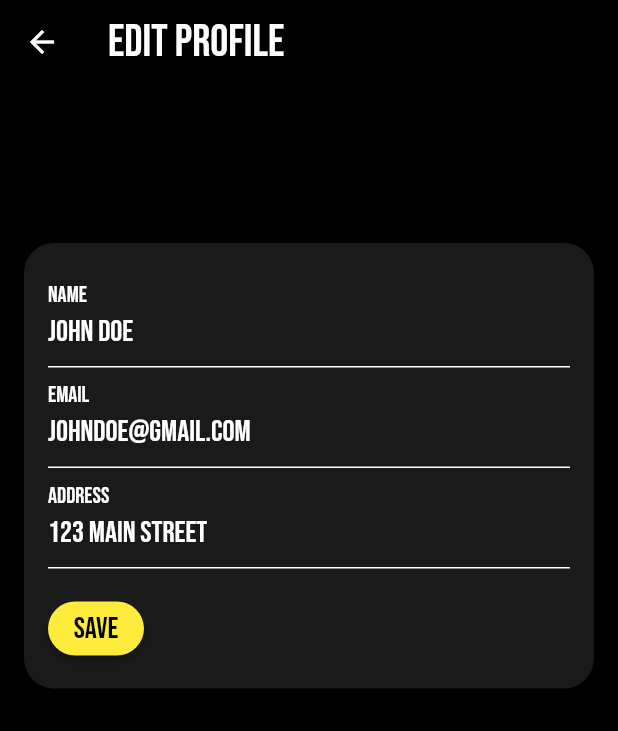
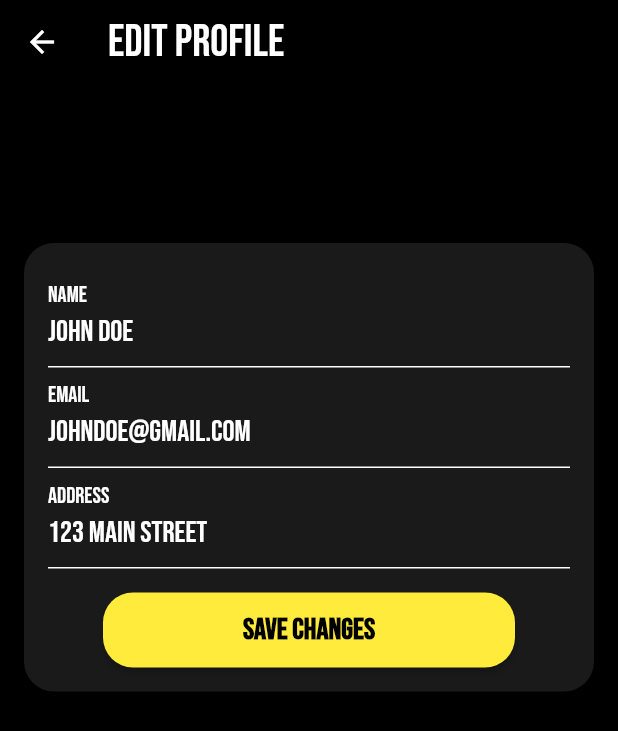
Before and after one commit to Shahbanps/Levelup-Lounge, a Flutter app: the screen it shows after launch, item 4 of the bottom bar chosen, after a tap on "Edit Profile", on a phone screen of 412 x 824 dp. Shown: the top 731 px of the screen. Run offline on Flutter 3.47's test engine with Material 2 defaults, Android fonts, the phone set to English and light mode, and no system bars; our stand-ins replace carousel_slider, file_picker, google_fonts, google_nav_bar, image_picker; network calls fail.

Commit message:
Booking details

```diff
--- a/lib/User/edit_profile.dart
+++ b/lib/User/edit_profile.dart
@@ -15,16 +15,24 @@ class EditProfilePage extends StatefulWidget {
 
 class _EditProfilePageState extends State<EditProfilePage> {
   final _formKey = GlobalKey<FormState>();
-  late String _name;
-  late String _email;
-  late String _address;
+  late TextEditingController _nameController;
+  late TextEditingController _emailController;
+  late TextEditingController _addressController;
 
   @override
   void initState() {
     super.initState();
-    _name = widget.name;
-    _email = widget.email;
-    _address = widget.address;
+    _nameController = TextEditingController(text: widget.name);
+    _emailController = TextEditingController(text: widget.email);
+    _addressController = TextEditingController(text: widget.address);
+  }
+
+  @override
+  void dispose() {
+    _nameController.dispose();
+    _emailController.dispose();
+    _addressController.dispose();
+    super.dispose();
   }
 
   @override
@@ -62,7 +70,7 @@ class _EditProfilePageState extends State<EditProfilePage> {
                   crossAxisAlignment: CrossAxisAlignment.start,
                   children: [
                     TextFormField(
-                      initialValue: _name,
+                      controller: _nameController,
                       style: GoogleFonts.bebasNeue(
                         fontSize: 20,
                         color: Color.fromARGB(255, 255, 255, 255),
@@ -83,12 +91,9 @@ class _EditProfilePageState extends State<EditProfilePage> {
                         }
                         return null;
                       },
-                      onSaved: (value) {
-                        _name = value!;
-                      },
                     ),
                     TextFormField(
-                      initialValue: _email,
+                      controller: _emailController,
                       style: GoogleFonts.bebasNeue(
                         fontSize: 20,
                         color: Color.fromARGB(255, 255, 255, 255),
@@ -109,12 +114,9 @@ class _EditProfilePageState extends State<EditProfilePage> {
                         }
                         return null;
                       },
-                      onSaved: (value) {
-                        _email = value!;
-                      },
                     ),
                     TextFormField(
-                      initialValue: _address,
+                      controller: _addressController,
                       style: GoogleFonts.bebasNeue(
                         fontSize: 20,
                         color: Color.fromARGB(255, 255, 255, 255),
@@ -135,33 +137,33 @@ class _EditProfilePageState extends State<EditProfilePage> {
                         }
                         return null;
                       },
-                      onSaved: (value) {
-                        _address = value!;
-                      },
                     ),
-                    SizedBox(height: 16.0),
-                    ElevatedButton(
+                    SizedBox(
+                      height: 16.0,
+                    ),
+                    Center(
+                      child: ElevatedButton(
                         onPressed: () {
                           if (_formKey.currentState!.validate()) {
-                          _formKey.currentState!.save();
-                          // Add code here to update the user's profile information.
-                          Navigator.pop(context);
+// TODO: implement form submission
                           }
                         },
+                        style: ElevatedButton.styleFrom(
+                          primary: Colors.yellow,
+                          onPrimary: Colors.black,
+                          shape: RoundedRectangleBorder(
+                            borderRadius: BorderRadius.circular(20.0),
+                          ),
+                          minimumSize: Size(
+                            MediaQuery.of(context).size.width / 1.5,
+                            50,
+                          ),
+                        ),
                         child: Text(
-                        'Save',
+                          'Save Changes',
                           style: GoogleFonts.bebasNeue(
                             fontSize: 20,
-                          color: Color.fromARGB(255, 0, 0, 0),
-                        ),
-                      ),
-                      style: ButtonStyle(
-                        backgroundColor:
-                            MaterialStateProperty.all<Color>(Colors.yellow),
-                        shape:
-                            MaterialStateProperty.all<RoundedRectangleBorder>(
-                          RoundedRectangleBorder(
-                            borderRadius: BorderRadius.circular(18.0),
+                            fontWeight: FontWeight.bold,
                           ),
                         ),
                       ),
--- a/lib/User/profile_screen.dart
+++ b/lib/User/profile_screen.dart
@@ -4,6 +4,7 @@ import 'package:file_picker/file_picker.dart';
 import 'package:flutter/material.dart';
 import 'package:google_fonts/google_fonts.dart';
 
+import '../booking_details.dart';
 import 'change_password.dart';
 import 'edit_profile.dart';
 
@@ -212,17 +213,18 @@ class _ProfileDashboardState extends State<ProfileDashboard> {
               child: Column(
                 crossAxisAlignment: CrossAxisAlignment.start,
                 children: [
-                  Text('Social Media Links',
-                      style: GoogleFonts.bebasNeue(
-                        fontSize: 20,
-                        color: Color.fromARGB(255, 255, 255, 255),
-                      )),
-                  SizedBox(height: 3.0),
-                  Text(socialMediaHandle,
-                      style: GoogleFonts.bebasNeue(
-                        fontSize: 15,
-                        color: Color.fromARGB(255, 255, 255, 255),
-                      )),
+                  GestureDetector(
+                    onTap: () {
+                      Navigator.of(context).push(MaterialPageRoute(
+                        builder: (context) => BookingDetails(),
+                      ));
+                    },
+                    child: Text('Booking Details',
+                        style: GoogleFonts.bebasNeue(
+                          fontSize: 20,
+                          color: Color.fromARGB(255, 255, 255, 255),
+                        )),
+                  ),
                 ],
               ),
             ),
--- a/lib/main.dart
+++ b/lib/main.dart
@@ -13,6 +13,7 @@ import 'User/dashboard.dart';
 import 'User/feedback.dart';
 import 'User/profile_screen.dart';
 import 'User/store_dashboard.dart';
+import 'booking_details.dart';
 
 void main() {
   runApp(MyApp());
@@ -79,7 +80,7 @@ class _HomePageState extends State<HomePage> {
           ),
         ),
       ),
-      // body: AddItem(),
+      // body: BookingDetails(),
     );
   }
 }
```
Also changed, not shown: lib/User/change_password.dart (+6 -3 lines), lib/User/feedback.dart (+7 -2 lines), lib/booking_details.dart (added, +229 -0 lines). Lines whose indentation alone changed are shown as unchanged.
